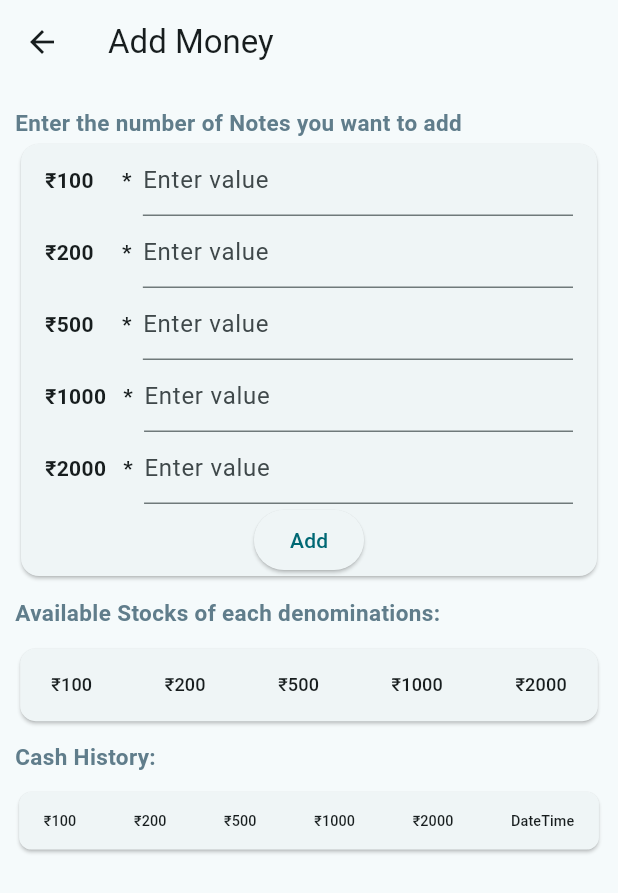
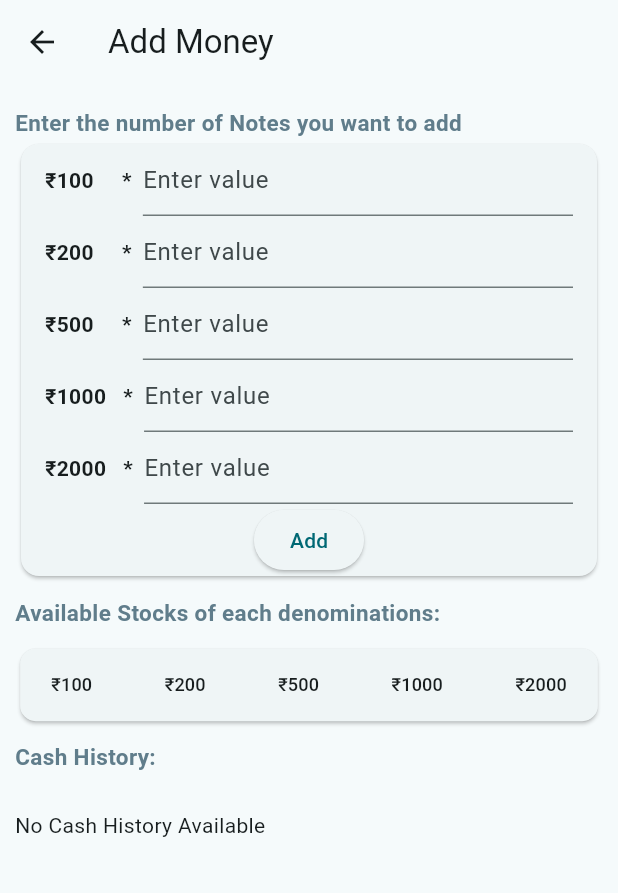
Before and after one commit to SRSONAGARA/Virtual-ATM, a Flutter app: the screen it shows after launch, after a tap on "Insert Cash", on a phone screen of 412 x 824 dp. Shown: the top 893 px of the screen. Run offline on Flutter 3.47's test engine with Material 3 defaults, Android fonts, the light colour scheme and no system bars; our stand-ins replace flutter_bloc, sqflite; accounts and stored records are empty.

Commit message:
minor changes.

```diff
--- a/lib/features/cash_table/cashTable.dart
+++ b/lib/features/cash_table/cashTable.dart
@@ -91,7 +91,12 @@ class _CashTableState extends State<CashTable> {
             ),
             const SizedBox(height: 10),
             FittedBox(
+              child: cashList.isNotEmpty
+                  ? SizedBox(
+                      height: MediaQuery.of(context).size.height / 2,
                       child: Card(
+                        child: SingleChildScrollView(
+                          scrollDirection: Axis.vertical,
                           child: DataTable(
                             columns: const [
                               DataColumn(label: Text('₹100')),
@@ -128,6 +133,14 @@ class _CashTableState extends State<CashTable> {
                           ),
                         ),
                       ),
+                    )
+                  : const SizedBox(
+                      height: 50, // Set the desired height for empty state
+                      child: Center(
+                        child: Text('No Cash History Available'),
+                      ),
+                    ),
+            ),
             const SizedBox(
               height: 10,
             ),
--- a/lib/main.dart
+++ b/lib/main.dart
@@ -1,8 +1,14 @@
 import 'package:cash_withdrawer/config/routes/app_routes.dart';
 import 'package:flutter/material.dart';
+import 'package:flutter/services.dart';
 import 'features/dashboard/dashboard_screen.dart';
 
 void main() {
+  WidgetsFlutterBinding.ensureInitialized();
+  SystemChrome.setPreferredOrientations([
+    DeviceOrientation.portraitUp,
+    DeviceOrientation.portraitDown
+  ]);
   runApp(const MyApp());
 }
 
```
Lines whose indentation alone changed are shown as unchanged.
